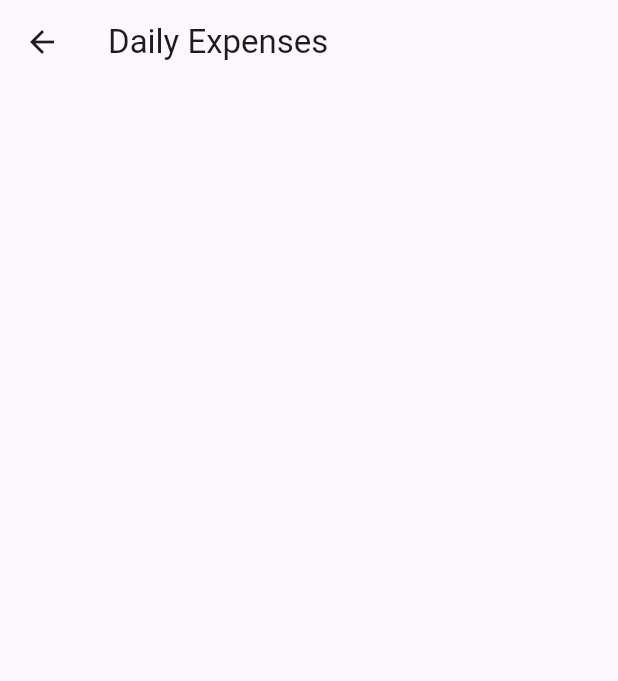
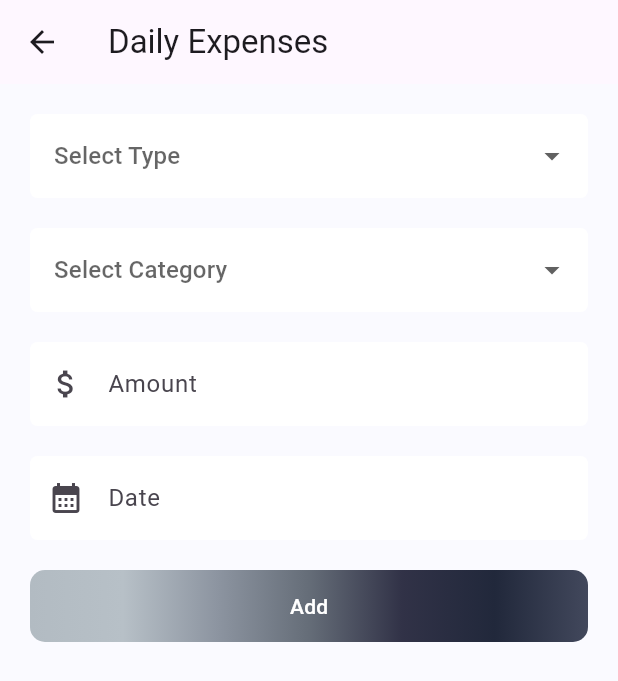
Before and after one commit to epashiq/expense-tracker, a Flutter app: the HomePage screen opened directly, on a phone screen of 412 x 824 dp. Shown: the top 681 px of the screen. Run offline on Flutter 3.47's test engine with Material 3 defaults, Android fonts, the phone set to English and light mode, and no system bars; our stand-ins replace cloud_firestore, firebase_auth, firebase_core, google_sign_in; accounts and stored records are empty; network calls fail.

Commit message:
add expense page ui completed

```diff
--- a/lib/view/pages/home_page.dart
+++ b/lib/view/pages/home_page.dart
@@ -1,3 +1,4 @@
+import 'package:expense_tracker/view/widgets/add_button_widget.dart';
 import 'package:flutter/material.dart';
 
 class HomePage extends StatefulWidget {
@@ -8,11 +9,104 @@ class HomePage extends StatefulWidget {
 }
 
 class _HomePageState extends State<HomePage> {
+  String? typeValue;
+  String? categoryValue;
   @override
   Widget build(BuildContext context) {
     return Scaffold(
+      backgroundColor: const Color(0XFFfafafaff),
       appBar: AppBar(
         title: const Text('Daily Expenses'),
+      ),
+      body: Padding(
+        padding: const EdgeInsets.all(20),
+        child: Column(
+          children: [
+            DropdownButtonFormField(
+              decoration: InputDecoration(
+                filled: true,
+                fillColor: const Color(0XFFffffffff),
+                border: OutlineInputBorder(
+                  borderRadius: BorderRadius.circular(5),
+                  borderSide: BorderSide.none,
+                ),
+              ),
+              hint: const Text('Select Type'),
+              value: typeValue,
+              items: ['Groceries', 'Rent']
+                  .map<DropdownMenuItem<String>>(
+                      (String value) => DropdownMenuItem(
+                            value: value,
+                            child: Text(value),
+                          ))
+                  .toList(),
+              onChanged: (String? value) {
+                typeValue = value;
+              },
+            ),
+            const SizedBox(
+              height: 20,
+            ),
+            DropdownButtonFormField(
+                decoration: InputDecoration(
+                  filled: true,
+                  fillColor: const Color(0XFFffffffff),
+                  border: OutlineInputBorder(
+                    borderRadius: BorderRadius.circular(5),
+                    borderSide: BorderSide.none,
+                  ),
+                ),
+                hint: const Text('Select Category'),
+                items: ['Food', 'Groceries', 'Entertainment']
+                    .map<DropdownMenuItem<String>>(
+                        (String value) => DropdownMenuItem(
+                              value: value,
+                              child: Text(value),
+                            ))
+                    .toList(),
+                onChanged: (String? value) {
+                  categoryValue = value;
+                }),
+            const SizedBox(
+              height: 20,
+            ),
+            TextFormField(
+              decoration: InputDecoration(
+                filled: true,
+                fillColor: const Color(0XFFffffffff),
+                prefixIcon: const Icon(Icons.attach_money),
+                hintText: 'Amount',
+                border: OutlineInputBorder(
+                  borderRadius: BorderRadius.circular(5),
+                  borderSide: BorderSide.none,
+                ),
+              ),
+            ),
+            const SizedBox(
+              height: 20,
+            ),
+            TextFormField(
+              decoration: InputDecoration(
+                filled: true,
+                fillColor: const Color(0XFFffffffff),
+                hintText: 'Date',
+                border: OutlineInputBorder(
+                  borderRadius: BorderRadius.circular(5),
+                  borderSide: BorderSide.none,
+                ),
+                prefixIcon: const Icon(Icons.calendar_month),
+              ),
+            ),
+            const SizedBox(
+              height: 20,
+            ),
+            AddButtonWidget(
+              btnText: 'Add',
+              onTap: () {},
+              width: MediaQuery.of(context).size.width,
+            )
+          ],
+        ),
       ),
     );
   }
--- /dev/null
+++ b/lib/view/widgets/add_button_widget.dart
@@ -0,0 +1,58 @@
+
+import 'package:flutter/material.dart';
+
+class AddButtonWidget extends StatelessWidget {
+  final String btnText;
+  final void Function() onTap;
+  final double width;
+  final double? height;
+  final TextEditingController? emailController;
+  final TextEditingController? passController;
+
+  const AddButtonWidget({
+    super.key,
+    required this.btnText,
+    required this.onTap,
+    required this.width,
+    this.height,
+    this.emailController,
+    this.passController,
+  });
+
+  @override
+  Widget build(BuildContext context,) {
+    return Container(
+      decoration: BoxDecoration(
+        gradient: const LinearGradient(
+          colors: [
+            Color(0xFFb2bbc2),
+            Color(0xFFb7c0c7),
+            Color(0xFF8d95a1),
+            Color(0xFF656d78),
+            Color(0xFF313247),
+            Color(0xFF21283b),
+            Color(0xFF42485c),
+          ],
+        ),
+        borderRadius: BorderRadius.circular(10),
+      ),
+      width: width ,
+      height: height,
+      child: ElevatedButton(
+        style: ElevatedButton.styleFrom(
+          shape: RoundedRectangleBorder(
+            borderRadius: BorderRadius.circular(10),
+          ),
+          elevation: 5,
+          backgroundColor: Colors.transparent,
+          shadowColor: Colors.transparent,
+        ),
+        onPressed: onTap,
+        child: Text(
+          btnText,
+          style: const TextStyle(color: Colors.white),
+        ),
+      ),
+    );
+  }
+}
```
